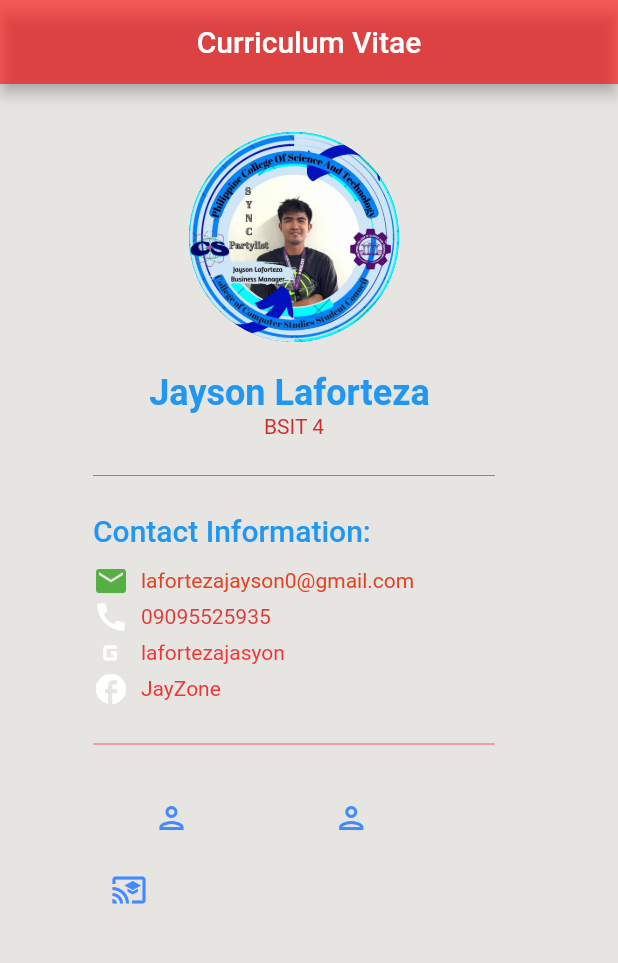
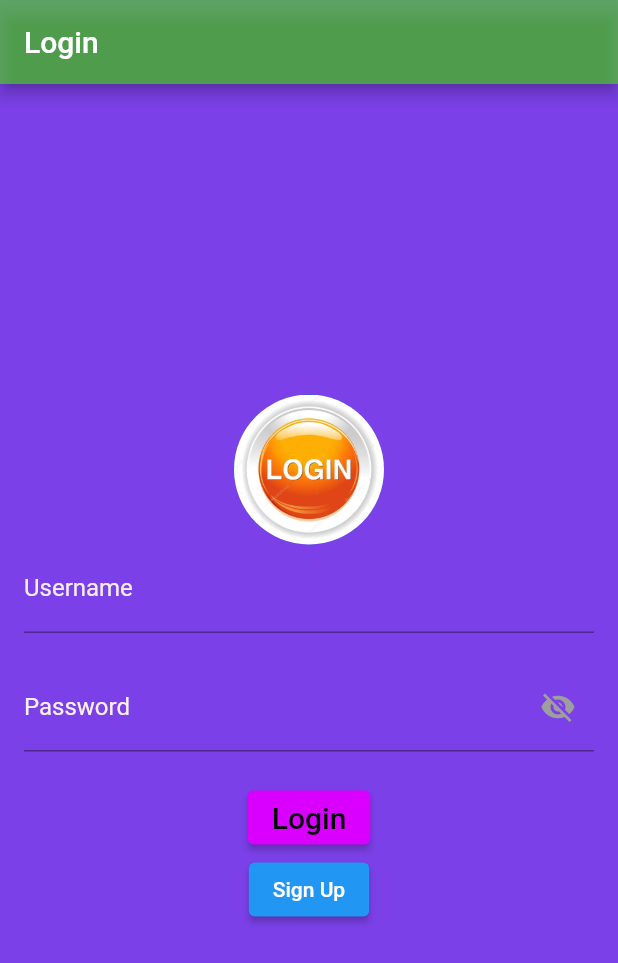
Before and after one commit to jayson21laforteza/cv, a Flutter app: the screen it shows after launch, on a phone screen of 412 x 824 dp. Shown: the top 963 px of the screen. Run offline on Flutter 3.47's test engine with Material 2 defaults, Android fonts, the phone set to English and light mode, and no system bars.

Commit message:
first commit

```diff
--- a/cv/lib/PersonalInfo.dart
+++ b/cv/lib/PersonalInfo.dart
@@ -49,7 +49,7 @@ class personal extends StatelessWidget {
                   ),
                   Center(
                     child: Text(
-                      "Jasyon Laforteza",
+                      "Jayson Laforteza",
                       style: TextStyle(
                         color: Colors.blue,
                         fontSize: 18,
@@ -276,7 +276,7 @@ class personal extends StatelessWidget {
                         onPressed: () => {
                           Navigator.of(context).push(
                             MaterialPageRoute(
-                              builder: (context) => MyApp(),
+                              builder: (context) => HomeScreen(),
                             ),
                           )
                         },
--- a/cv/lib/education.dart
+++ b/cv/lib/education.dart
@@ -49,7 +49,7 @@ class education extends StatelessWidget {
                   ),
                   Center(
                     child: Text(
-                      "Jasyon Laforteza",
+                      "Jayson Laforteza",
                       style: TextStyle(
                         color: Colors.blue,
                         fontSize: 18,
@@ -276,7 +276,7 @@ class education extends StatelessWidget {
                         onPressed: () => {
                           Navigator.of(context).push(
                             MaterialPageRoute(
-                              builder: (context) => MyApp(),
+                              builder: (context) => HomeScreen(),
                             ),
                           )
                         },
--- a/cv/lib/info.dart
+++ b/cv/lib/info.dart
@@ -1,11 +1,11 @@
+import 'package:cv/login_home.dart';
 import 'package:cv/skill.dart';
 import 'package:flutter/material.dart';
 import 'PersonalInfo.dart';
 import 'education.dart';
-import 'login_home.dart';
 
-class MyApp extends StatelessWidget {
-  const MyApp({super.key});
+class HomeScreen extends StatelessWidget {
+  const HomeScreen({super.key});
 
   @override
   Widget build(BuildContext context) {
@@ -154,15 +154,12 @@ class MyApp extends StatelessWidget {
                         )
                       },
                       icon: Icon(
-                        Icons.person_outlined,
+                        Icons.person_outline,
                         color: Colors.blueAccent,
                       ),
                     ),
                     SizedBox(width: 15),
-
-                  ],
-                ),
-                 IconButton(
+                    IconButton(
                       onPressed: () => {
                         Navigator.of(context).push(
                           MaterialPageRoute(
@@ -175,7 +172,12 @@ class MyApp extends StatelessWidget {
                         color: Colors.blueAccent,
                       ),
                     ),
-                    SizedBox(width: 15,),
+                  ],
+                ),
+
+                     //CenteredIconButton(width: 15,),
+                   //SizedBox_CenteredIconButton(width: 15,),
+
               ],
             ),
           ),
--- a/cv/lib/login_home.dart
+++ b/cv/lib/login_home.dart
@@ -1,87 +1,126 @@
 import 'package:cv/info.dart';
 import 'package:flutter/material.dart';
 
-void main() => runApp(LoginApp());
-
-class LoginApp extends StatelessWidget {
+class Login extends StatefulWidget {
   @override
-  Widget build(BuildContext context) {
-    return MaterialApp(
-      home: LoginPage(),
-    );
-  }
+  _LoginState createState() => _LoginState();
 }
 
-class LoginPage extends StatefulWidget {
-  @override
-  _LoginPageState createState() => _LoginPageState();
-}
-
-class _LoginPageState extends State<LoginPage> {
-  final _formKey = GlobalKey<FormState>();
-  String _email = "lafortezajayson0@email.com";
-  String _password = "Laforteza@123";
+class _LoginState extends State<Login> {
+  final TextEditingController _usernameController = TextEditingController();
+  final TextEditingController _passwordController = TextEditingController();
+  final GlobalKey<FormState> _formKey = GlobalKey<FormState>();
+  bool _passwordVisible = false;
 
   @override
   Widget build(BuildContext context) {
     return Scaffold(
+      backgroundColor: Color.fromARGB(255, 123, 64, 231),
       appBar: AppBar(
-        title: Text('Login Page'),
+        title: Text('Login'),
+        backgroundColor: Color.fromARGB(141, 71, 244, 3),
       ),
       body: Padding(
-        padding: EdgeInsets.all(20.0),
+        padding: const EdgeInsets.all(16.0),
         child: Form(
           key: _formKey,
           child: Column(
-            children: <Widget>[
+            mainAxisAlignment: MainAxisAlignment.center,
+            children: [
+              const Center(
+                child: CircleAvatar(
+                  radius: 50,
+                  backgroundImage: AssetImage('images/icon.jpg'),
+                ),
+              ),
               TextFormField(
-                decoration: InputDecoration(labelText: 'Email'),
+                style: TextStyle(
+                  color: Color.fromARGB(255, 245, 238, 238),
+                ),
+                controller: _usernameController,
+                decoration: InputDecoration(
+                  labelText: 'Username',
+                  labelStyle: TextStyle(
+                    color: Color.fromARGB(255, 244, 237, 237),
+                  ),
+                ),
                 validator: (value) {
-                  if (value!.isEmpty) {
-                    return 'Email is required';
-                  } else if (!isValidEmail(value!)) {
-                    return 'Please enter a valid email address';
+                  if (value == null || value.isEmpty) {
+                    return 'Please enter your username';
                   }
                   return null;
                 },
-                onSaved: (value) {
-                  _email = value!;
-                },
               ),
+              SizedBox(height: 20),
               TextFormField(
-                decoration: InputDecoration(labelText: 'Password'),
-                obscureText: true,
+                style: TextStyle(
+                  color: Color.fromARGB(255, 245, 241, 241),
+                ),
+                controller: _passwordController,
+                obscureText: !_passwordVisible,
+                decoration: InputDecoration(
+                  labelText: 'Password',
+                  labelStyle: TextStyle(
+                    color: Color.fromARGB(255, 249, 240, 240),
+                  ),
+                  suffixIcon: IconButton(
+                    icon: Icon(
+                      _passwordVisible ? Icons.visibility : Icons.visibility_off,
+                      color: Colors.grey,
+                    ),
+                    onPressed: () {
+                      setState(() {
+                        _passwordVisible = !_passwordVisible;
+                      });
+                    },
+                  ),
+                ),
                 validator: (value) {
-                  if (value!.isEmpty) {
-                    return 'Password is required';
+                  if (value == null || value.isEmpty) {
+                    return 'Please enter your password';
                   }
                   return null;
                 },
-                onSaved: (value) {
-                  _password = value!;
-                },
               ),
-              SizedBox(height: 20.0),
+              SizedBox(height: 20),
               ElevatedButton(
+                style: ElevatedButton.styleFrom(backgroundColor: Color.fromARGB(255, 217, 0, 255)),
                 onPressed: () {
-                  if (_formKey.currentState!.validate()) {
-                    _formKey.currentState!.save();
-                    // Perform login logic here, e.g., validate credentials.
-                    // Replace with your authentication logic.
-                    if (_email == 'lafortezajayson0@email.com' && _password == 'Laforteza@123') {
-                      // Successful login, navigate to another screen.
+                  if (_formKey.currentState?.validate() == true) {
+                    // Check for specific username and password
+                    if (_usernameController.text == "lafortezajayson0@email.com" &&
+                        _passwordController.text == "Laforteza@123") {
+                      // Successful login
                       Navigator.push(
                         context,
-                        MaterialPageRoute(builder: (context) => MyApp()),
+                        MaterialPageRoute(builder: (context) => HomeScreen()),
                       );
                     } else {
+                      // Incorrect username or password
                       ScaffoldMessenger.of(context).showSnackBar(
-                        SnackBar(content: Text('Invalid email or password')),
+                        SnackBar(
+                          content: Text('Incorrect username or password'),
+                        ),
                       );
                     }
                   }
                 },
-                child: Text('Login'),
+                child: Text(
+                  'Login',
+                  style: TextStyle(
+                    color: Color.fromARGB(255, 5, 5, 5),
+                    fontSize: 20,
+                  ),
+                ),
+              ),
+              ElevatedButton(
+                onPressed: () {
+                  Navigator.push(
+                    context,
+                    MaterialPageRoute(builder: (context) =>HomeScreen()),
+                  );
+                },
+                child: Text('Sign Up'),
               ),
             ],
           ),
@@ -89,24 +128,4 @@ class _LoginPageState extends State<LoginPage> {
       ),
     );
   }
-
-  bool isValidEmail(String email) {
-    // A simple email validation check.
-    final emailRegExp = RegExp(r'^[\w-]+(\.[\w-]+)*@[\w-]+(\.[\w-]+)+$');
-    return emailRegExp.hasMatch(email);
-  }
 }
-
-class HomeScreen extends StatelessWidget {
-  @override
-  Widget build(BuildContext context) {
-    return Scaffold(
-      appBar: AppBar(
-        title: Text('Welcome'),
-      ),
-      body: Center(
-        child: Text('Welcome to the Home Screen!'),
-      ),
-    );
-  }
-}
--- a/cv/lib/main.dart
+++ b/cv/lib/main.dart
@@ -1,11 +1,15 @@
 import 'package:flutter/material.dart';
-import 'info.dart';
+import 'login_home.dart'; // import the LoginPage class
 
 void main() {
-  runApp(
-    const MaterialApp(
-      debugShowCheckedModeBanner: false,
-      home: MyApp(),
-    ),
-  );
+  runApp(MyApp());
 }
+
+class MyApp extends StatelessWidget {
+  @override
+  Widget build(BuildContext context) {
+    return MaterialApp(
+      home: Login(),
+    );
+  }
+}
--- a/cv/lib/skill.dart
+++ b/cv/lib/skill.dart
@@ -48,7 +48,7 @@ class skill extends StatelessWidget {
                   ),
                   Center(
                     child: Text(
-                      "Jasyon Laforteza",
+                      "Jayson Laforteza",
                       style: TextStyle(
                         color: Colors.blue,
                         fontSize: 18,
@@ -275,7 +275,7 @@ class skill extends StatelessWidget {
                         onPressed: () => {
                           Navigator.of(context).push(
                             MaterialPageRoute(
-                              builder: (context) => MyApp(),
+                              builder: (context) => HomeScreen(),
                             ),
                           )
                         },
--- a/cv/pubspec.yaml
+++ b/cv/pubspec.yaml
@@ -60,7 +60,8 @@ flutter:
 
   # To add assets to your application, add an assets section, like this:
   assets:
-    - images/
+    - images/icon.jpg
+    - images/jay.jpg
 
 
   # An image asset can refer to one or more resolution-specific "variants", see
```
Also changed, not shown: cv/images/icon.jpg (added), 1 other file.
